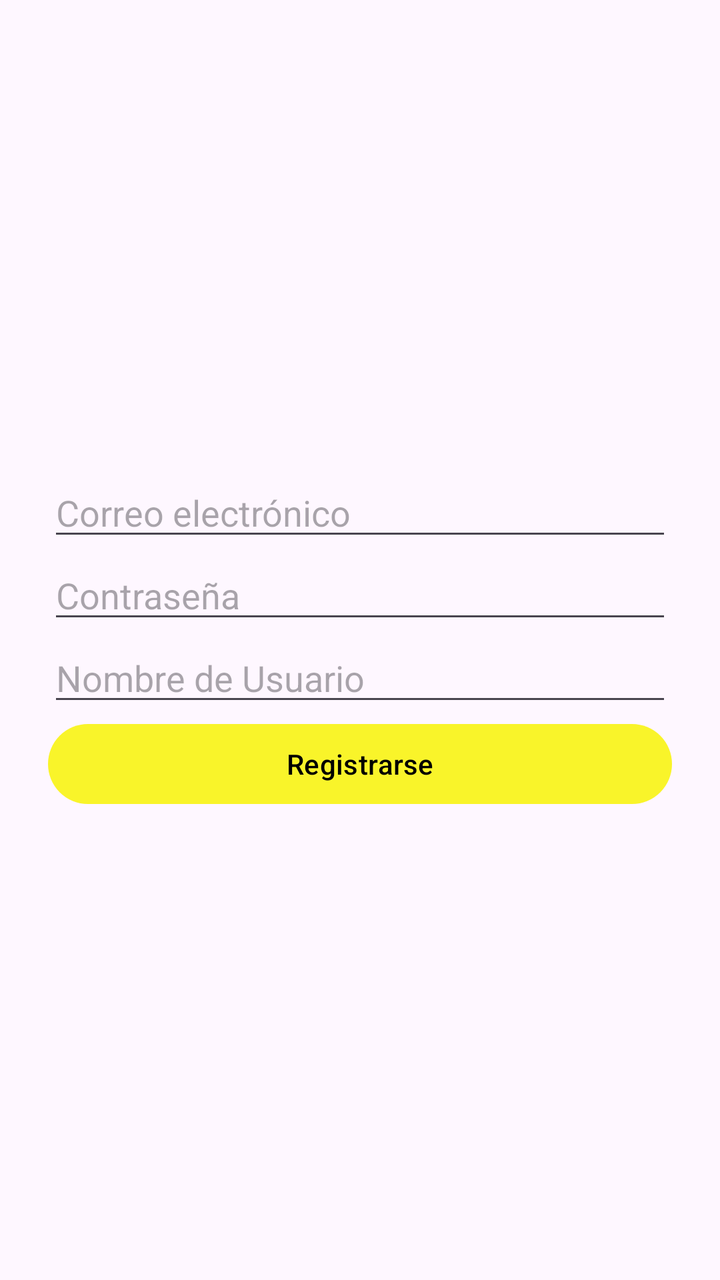
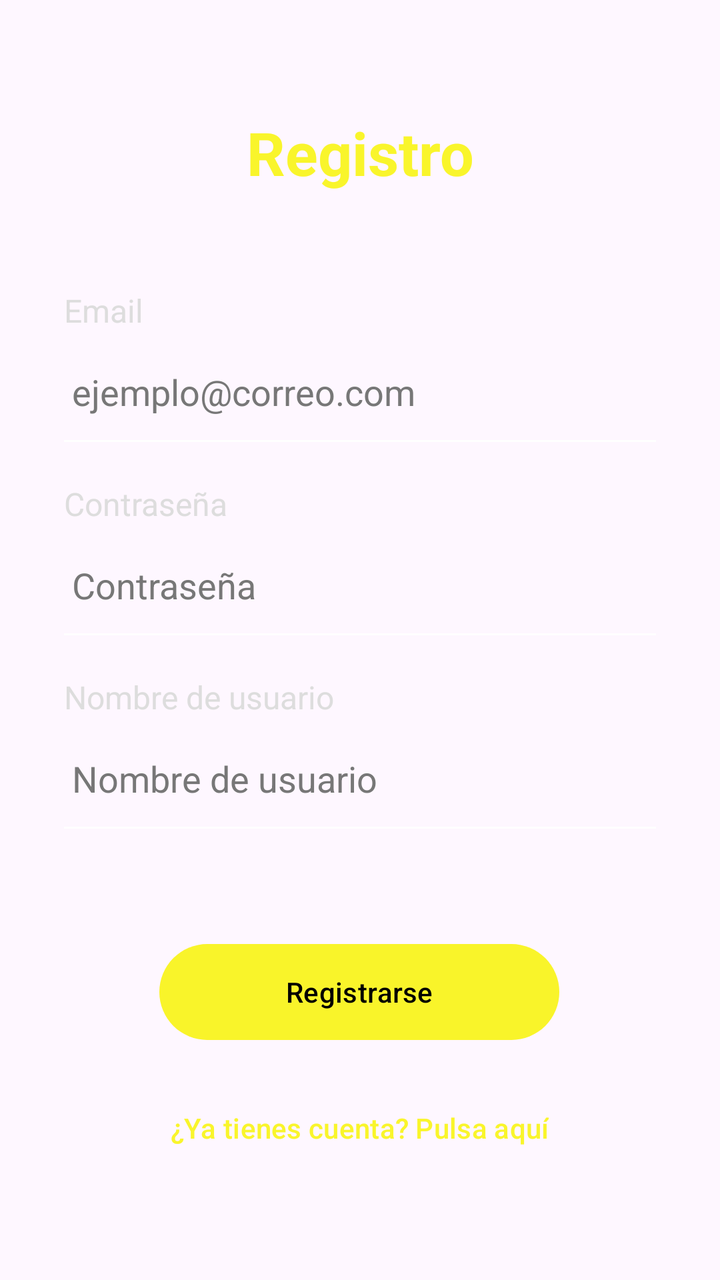

Screens rendered from an Android XML layout before and after an edit, with the pre-edit source and the edit as a unified diff.
<!-- AndroidManifest.xml: application theme Theme.ProyeIoT -->
<!-- res/layout/activity_register.xml -->
<?xml version="1.0" encoding="utf-8"?>
<LinearLayout xmlns:android="http://schemas.android.com/apk/res/android"
    android:layout_width="match_parent"
    android:layout_height="match_parent"
    android:orientation="vertical"
    android:gravity="center"
    android:padding="24dp"
    android:id="@+id/main">

    <EditText
        android:id="@+id/etEmail"
        android:layout_width="match_parent"
        android:layout_height="wrap_content"
        android:hint="Correo electrónico"
        android:inputType="textEmailAddress" />

    <EditText
        android:id="@+id/etPassword"
        android:layout_width="match_parent"
        android:layout_height="wrap_content"
        android:hint="Contraseña"
        android:inputType="textPassword" />

    <EditText
        android:id="@+id/etUser"
        android:layout_width="match_parent"
        android:layout_height="wrap_content"
        android:hint="Nombre de Usuario"
        android:inputType="textPassword" />

    <Button
        style="@style/boton_1"
        android:id="@+id/btnRegister"
        android:layout_width="match_parent"
        android:layout_height="wrap_content"
        android:text="Registrarse" />

</LinearLayout>
<!-- resources referenced by this layout -->
<resources>
  <style name="boton_1" parent="Widget.Material3.Button">
          <item name="backgroundTint">@color/boton_fondo</item>
          <item name="android:textColor">@color/boton_texto</item>
      </style>
  <style name="Theme.ProyeIoT" parent="Base.Theme.ProyeIoT" />
  <color name="boton_fondo">@color/color_main</color>
  <color name="boton_texto">@color/color_negro</color>
  <style name="Base.Theme.ProyeIoT" parent="Theme.Material3.DayNight.NoActionBar">
          <item name="materialButtonStyle">@style/Widget.ProyeIoT.Button</item>
      </style>
  <color name="color_main">#D6F8F402</color>
  <color name="color_negro">#000000</color>
  <style name="Widget.ProyeIoT.Button" parent="Widget.Material3.Button">
          <item name="backgroundTint">@color/boton_fondo</item>
          <item name="android:textColor">@color/color_blanco</item>
          <item name="color">@color/color_negro</item>
      </style>
  <color name="color_blanco">#FFFFFF</color>
</resources>

<!-- the commit's change to res/layout/activity_register.xml (unified diff, before → after) -->
@@ -1,38 +1,176 @@
 <?xml version="1.0" encoding="utf-8"?>
-<LinearLayout xmlns:android="http://schemas.android.com/apk/res/android"
+<androidx.constraintlayout.widget.ConstraintLayout xmlns:android="http://schemas.android.com/apk/res/android"
+    xmlns:app="http://schemas.android.com/apk/res-auto"
+    android:id="@+id/main"
     android:layout_width="match_parent"
-    android:layout_height="match_parent"
-    android:orientation="vertical"
-    android:gravity="center"
-    android:padding="24dp"
-    android:id="@+id/main">
+    android:layout_height="match_parent">
+
+    
+    <androidx.constraintlayout.widget.Guideline
+        android:id="@+id/glStart"
+        android:layout_width="wrap_content"
+        android:layout_height="wrap_content"
+        android:orientation="vertical"
+        app:layout_constraintGuide_begin="32dp" />
+
+    <androidx.constraintlayout.widget.Guideline
+        android:id="@+id/glEnd"
+        android:layout_width="wrap_content"
+        android:layout_height="wrap_content"
+        android:orientation="vertical"
+        app:layout_constraintGuide_end="32dp" />
+
+    
+    <TextView
+        android:id="@+id/tvTitulo"
+        android:layout_width="0dp"
+        android:layout_height="wrap_content"
+        android:layout_marginTop="56dp"
+        android:fontFamily="sans-serif"
+        android:gravity="center"
+        android:text="Registro"
+        android:textColor="#D6F8F402"
+        android:textSize="30sp"
+        android:textStyle="bold"
+        app:layout_constraintEnd_toEndOf="@id/glEnd"
+        app:layout_constraintStart_toStartOf="@id/glStart"
+        app:layout_constraintTop_toTopOf="parent" />
+
+    
+    <TextView
+        android:id="@+id/tvEmailLabel"
+        android:layout_width="wrap_content"
+        android:layout_height="wrap_content"
+        android:layout_marginTop="48dp"
+        android:text="Email"
+        android:textColor="#DDDDDD"
+        android:textSize="16sp"
+        app:layout_constraintStart_toStartOf="@id/glStart"
+        app:layout_constraintTop_toBottomOf="@id/tvTitulo" />
 
     <EditText
         android:id="@+id/etEmail"
-        android:layout_width="match_parent"
+        android:layout_width="0dp"
+        android:layout_height="48dp"
+        android:layout_marginTop="6dp"
+        android:background="@android:color/transparent"
+        android:hint="ejemplo@correo.com"
+        android:inputType="textEmailAddress"
+        android:paddingHorizontal="4dp"
+        android:textColor="#FFFFFF"
+        android:textColorHint="#777777"
+        app:layout_constraintEnd_toEndOf="@id/glEnd"
+        app:layout_constraintStart_toStartOf="@id/glStart"
+        app:layout_constraintTop_toBottomOf="@id/tvEmailLabel" />
+
+    <View
+        android:id="@+id/lineaEmail"
+        android:layout_width="0dp"
+        android:layout_height="1dp"
+        android:background="#FFFFFF"
+        app:layout_constraintEnd_toEndOf="@id/glEnd"
+        app:layout_constraintStart_toStartOf="@id/glStart"
+        app:layout_constraintTop_toBottomOf="@id/etEmail" />
+
+    
+    <TextView
+        android:id="@+id/tvPasswordLabel"
+        android:layout_width="wrap_content"
         android:layout_height="wrap_content"
-        android:hint="Correo electrónico"
-        android:inputType="textEmailAddress" />
+        android:layout_marginTop="20dp"
+        android:text="Contraseña"
+        android:textColor="#DDDDDD"
+        android:textSize="16sp"
+        app:layout_constraintStart_toStartOf="@id/glStart"
+        app:layout_constraintTop_toBottomOf="@id/lineaEmail" />
 
     <EditText
         android:id="@+id/etPassword"
-        android:layout_width="match_parent"
+        android:layout_width="0dp"
+        android:layout_height="48dp"
+        android:layout_marginTop="6dp"
+        android:background="@android:color/transparent"
+        android:hint="Contraseña"
+        android:inputType="textPassword"
+        android:paddingHorizontal="4dp"
+        android:textColor="#FFFFFF"
+        android:textColorHint="#777777"
+        app:layout_constraintEnd_toEndOf="@id/glEnd"
+        app:layout_constraintStart_toStartOf="@id/glStart"
+        app:layout_constraintTop_toBottomOf="@id/tvPasswordLabel" />
+
+    <View
+        android:id="@+id/lineaPassword"
+        android:layout_width="0dp"
+        android:layout_height="1dp"
+        android:background="#FFFFFF"
+        app:layout_constraintEnd_toEndOf="@id/glEnd"
+        app:layout_constraintStart_toStartOf="@id/glStart"
+        app:layout_constraintTop_toBottomOf="@id/etPassword" />
+
+    
+    <TextView
+        android:id="@+id/tvUserLabel"
+        android:layout_width="wrap_content"
         android:layout_height="wrap_content"
-        android:hint="Contraseña"
-        android:inputType="textPassword" />
+        android:layout_marginTop="20dp"
+        android:text="Nombre de usuario"
+        android:textColor="#DDDDDD"
+        android:textSize="16sp"
+        app:layout_constraintStart_toStartOf="@id/glStart"
+        app:layout_constraintTop_toBottomOf="@id/lineaPassword" />
 
     <EditText
         android:id="@+id/etUser"
-        android:layout_width="match_parent"
-        android:layout_height="wrap_content"
-        android:hint="Nombre de Usuario"
-        android:inputType="textPassword" />
+        android:layout_width="0dp"
+        android:layout_height="48dp"
+        android:layout_marginTop="6dp"
+        android:background="@android:color/transparent"
+        android:hint="Nombre de usuario"
+        android:inputType="textPersonName"
+        android:paddingHorizontal="4dp"
+        android:textColor="#FFFFFF"
+        android:textColorHint="#777777"
+        app:layout_constraintEnd_toEndOf="@id/glEnd"
+        app:layout_constraintStart_toStartOf="@id/glStart"
+        app:layout_constraintTop_toBottomOf="@id/tvUserLabel" />
+
+    <View
+        android:id="@+id/lineaUser"
+        android:layout_width="0dp"
+        android:layout_height="1dp"
+        android:background="#FFFFFF"
+        app:layout_constraintEnd_toEndOf="@id/glEnd"
+        app:layout_constraintStart_toStartOf="@id/glStart"
+        app:layout_constraintTop_toBottomOf="@id/etUser" />
+
+    
 
     <Button
+        android:id="@+id/btnRegister"
         style="@style/boton_1"
-        android:id="@+id/btnRegister"
-        android:layout_width="match_parent"
+        android:layout_width="200dp"
+        android:layout_height="56dp"
+        android:layout_marginBottom="16dp"
+        android:text="Registrarse"
+        android:textAllCaps="false"
+        app:layout_constraintBottom_toTopOf="@id/btnGoLogin"
+        app:layout_constraintEnd_toEndOf="parent"
+        app:layout_constraintHorizontal_bias="0.497"
+        app:layout_constraintStart_toStartOf="parent" />
+
+    <Button
+        android:id="@+id/btnGoLogin"
+        style="?attr/borderlessButtonStyle"
+        android:layout_width="wrap_content"
         android:layout_height="wrap_content"
-        android:text="Registrarse" />
+        android:layout_marginBottom="52dp"
+        android:text="¿Ya tienes cuenta? Pulsa aquí"
+        android:textAllCaps="false"
+        android:textColor="#D6F8F402"
+        app:layout_constraintBottom_toBottomOf="parent"
+        app:layout_constraintEnd_toEndOf="parent"
+        app:layout_constraintHorizontal_bias="0.497"
+        app:layout_constraintStart_toStartOf="parent" />
 
-</LinearLayout>
+</androidx.constraintlayout.widget.ConstraintLayout>
